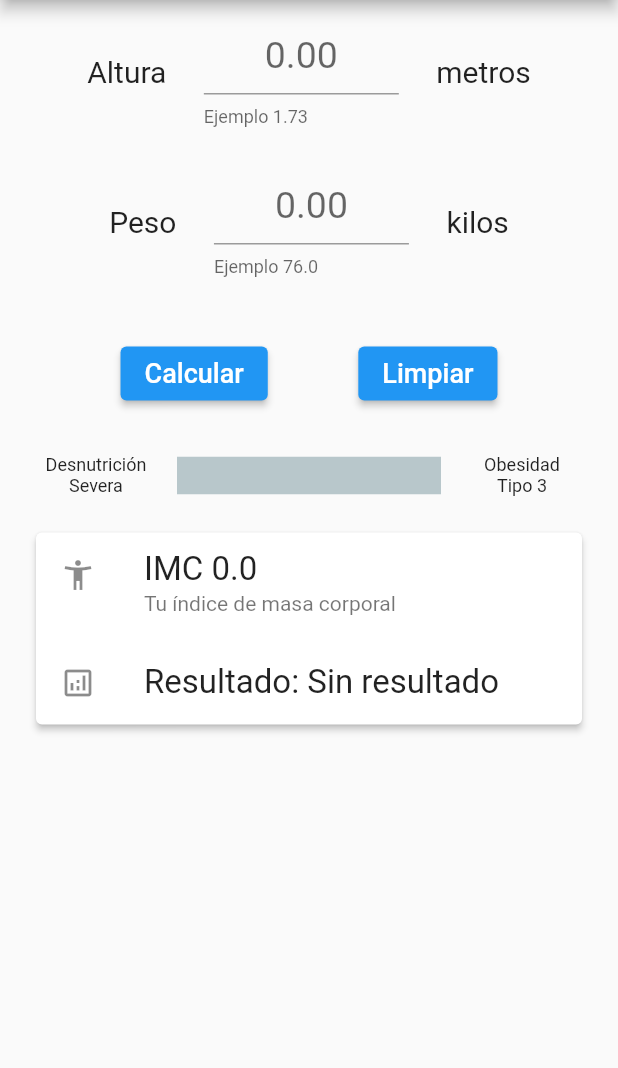
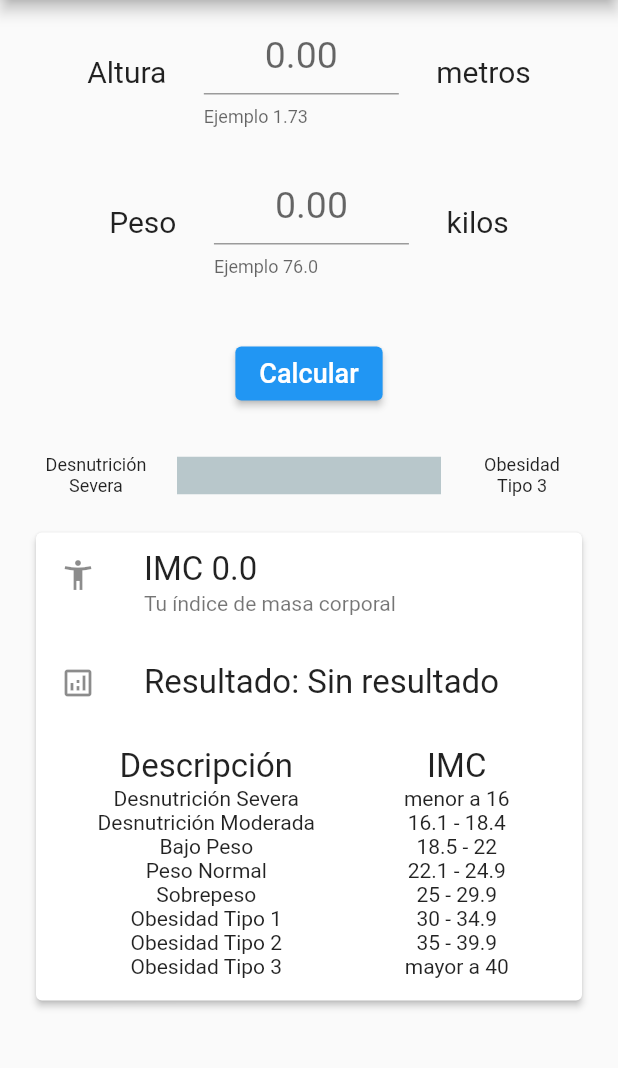
Before and after one commit to 0M1N1D0/calculadoraIMC, a Flutter app: the screen it shows after launch, on a phone screen of 412 x 824 dp, the part 84-1152 px from its top. Run offline on Flutter 3.47's test engine with Material 2 defaults, Android fonts, the phone set to English and light mode, and no system bars; drawn by our look-alikes of percent_indicator.

Commit message:
v.0.6.8
Se agrega la tabla informativa.  Se elimina (temporalmente) el botón limpiar.

```diff
--- a/calculadora_imc/lib/src/widgets/card_result.dart
+++ b/calculadora_imc/lib/src/widgets/card_result.dart
@@ -41,9 +41,93 @@ class _CardResultsState extends State<CardResults> {
             //subtitle: const Text('Tu índice de masa corporal'),
             minVerticalPadding: 10.0,
           ),
-          Table(),
+          const SizedBox(height: 15),
+          Container(
+            //alignment: Alignment.bottomRight,
+            child: _myTable(),
+            margin: EdgeInsets.only(left: 30.0),
+          ),
+          const SizedBox(height: 15),
         ],
       ),
     );
   }
+
+  // *******************************************
+  // TABLA
+  // ********************************************
+  Table _myTable() {
+    return Table(
+      //textDirection: TextDirection.rtl,
+
+      //defaultVerticalAlignment: TableCellVerticalAlignment.,
+      children: [
+        TableRow(
+          children: [
+            _textoMyTable('Descripción', tamanio: 22.0),
+            _textoMyTable('IMC', tamanio: 22.0),
+          ],
+        ),
+        TableRow(
+          children: [
+            _textoMyTable('Desnutrición Severa'),
+            _textoMyTable('menor a 16'),
+          ],
+        ),
+        TableRow(
+          children: [
+            _textoMyTable('Desnutrición Moderada'),
+            _textoMyTable('16.1 - 18.4'),
+          ],
+        ),
+        TableRow(
+          children: [
+            _textoMyTable('Bajo Peso'),
+            _textoMyTable('18.5 - 22'),
+          ],
+        ),
+        TableRow(
+          children: [
+            _textoMyTable('Peso Normal'),
+            _textoMyTable('22.1 - 24.9'),
+          ],
+        ),
+        TableRow(
+          children: [
+            _textoMyTable('Sobrepeso'),
+            _textoMyTable('25 - 29.9'),
+          ],
+        ),
+        TableRow(
+          children: [
+            _textoMyTable('Obesidad Tipo 1'),
+            _textoMyTable('30 - 34.9'),
+          ],
+        ),
+        TableRow(
+          children: [
+            _textoMyTable('Obesidad Tipo 2'),
+            _textoMyTable('35 - 39.9'),
+          ],
+        ),
+        TableRow(
+          children: [
+            _textoMyTable('Obesidad Tipo 3'),
+            _textoMyTable('mayor a 40'),
+          ],
+        ),
+      ],
+    );
+  }
+
+  // *******************************************
+  // TEXTO TABLA
+  // ********************************************
+  Text _textoMyTable(String texto, {double? tamanio}) {
+    return Text(
+      texto,
+      textAlign: TextAlign.center,
+      style: TextStyle(fontSize: tamanio),
+    );
+  }
 }
--- a/calculadora_imc/lib/src/widgets/row_botones.dart
+++ b/calculadora_imc/lib/src/widgets/row_botones.dart
@@ -28,7 +28,7 @@ class _MyRowBotonesState extends State<MyRowBotones> {
           al método del boton que hace el cálculo
         */
         _buttonCalcular(imcProv, resultado),
-        _buttonLimpiar(),
+        //_buttonLimpiar(),
       ],
     );
   }
@@ -37,17 +37,17 @@ class _MyRowBotonesState extends State<MyRowBotones> {
   // METODO BOTON LIMPIAR
   // ***********************************
 
-  ElevatedButton _buttonLimpiar() {
-    return ElevatedButton(
-      onPressed: () {
-        // TODO: limpiar
-      },
-      child: const Text(
-        'Limpiar',
-        style: TextStyle(fontSize: 18.0),
-      ),
-    );
-  }
+  // ElevatedButton _buttonLimpiar() {
+  //   return ElevatedButton(
+  //     onPressed: () {
+  //       // TODO: limpiar
+  //     },
+  //     child: const Text(
+  //       'Limpiar',
+  //       style: TextStyle(fontSize: 18.0),
+  //     ),
+  //   );
+  // }
 
   // ***********************************
   // METODO BOTON CALCULAR
```
